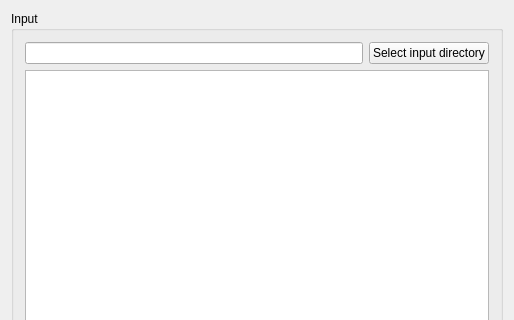
GuckLab/MPL-Data-Cast, file mpl_data_cast/gui/widget_input.ui: the form before one commit; both pictures show x 0 to 514 and y 0 to 320 of the 514 by 511 pixel window.
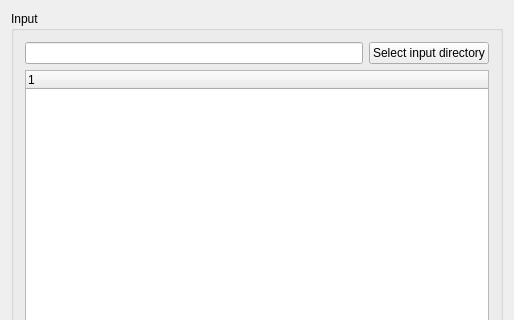
The form after the commit.

Commit message: Add exception handling for input and output directories, refactor code a little

The edit to the form file:
```diff
--- a/mpl_data_cast/gui/widget_input.ui
+++ b/mpl_data_cast/gui/widget_input.ui
@@ -77,7 +77,7 @@
          </layout>
         </item>
         <item>
-         <widget class="QTreeView" name="treeView_input">
+         <widget class="QTreeWidget" name="treeWidget_input">
           <property name="acceptDrops">
            <bool>true</bool>
           </property>
@@ -87,6 +87,11 @@
           <property name="defaultDropAction">
            <enum>Qt::IgnoreAction</enum>
           </property>
+          <column>
+           <property name="text">
+            <string notr="true">1</string>
+           </property>
+          </column>
          </widget>
         </item>
        </layout>
```
The commit also changes 7 other files.
